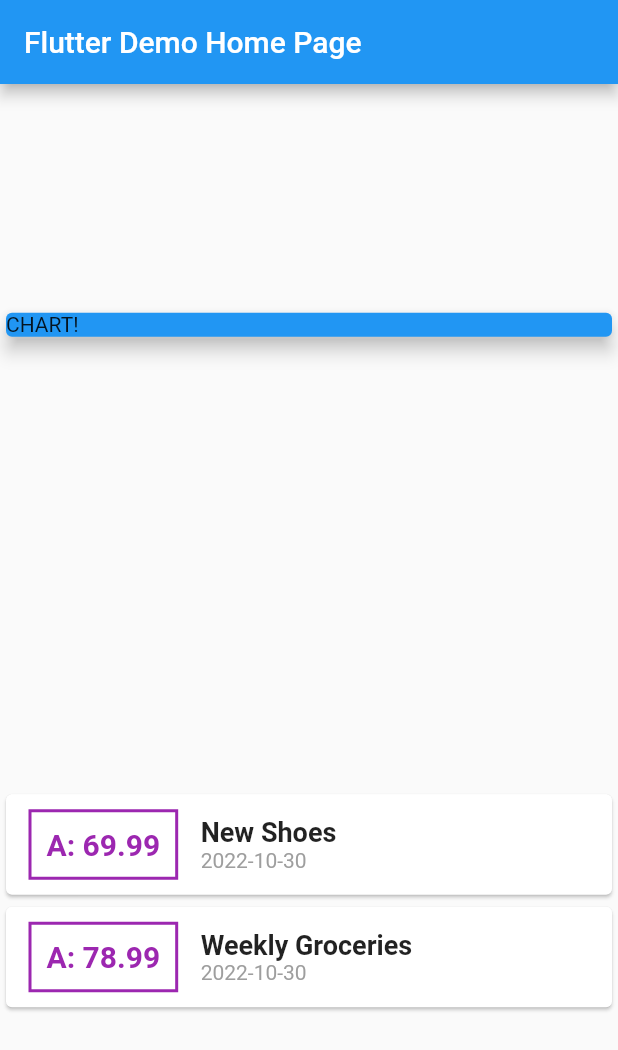
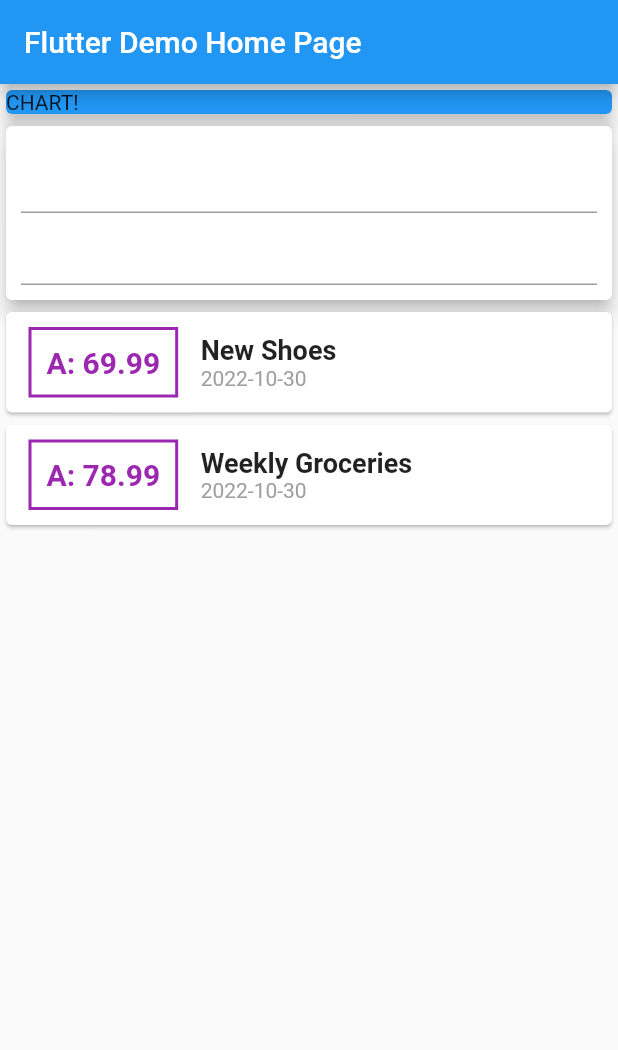
Before and after one commit to Z-kamili/Flutter_chart_app, a Flutter app: the screen it shows after launch, on a phone screen of 412 x 824 dp. Shown: the top 1050 px of the screen. Run offline on Flutter 3.47's test engine with Material 2 defaults, Android fonts, the phone set to English and light mode, and no system bars.

Commit message:
add textfield

```diff
--- a/lib/main.dart
+++ b/lib/main.dart
@@ -61,7 +61,7 @@ class _MyHomePageState extends State<MyHomePage> {
         title: Text(widget.title),
       ),
       body: Column(
-            mainAxisAlignment: MainAxisAlignment.spaceAround,
+            // mainAxisAlignment: MainAxisAlignment.spaceAround,
             crossAxisAlignment: CrossAxisAlignment.stretch,
             children: <Widget> [
             Container(
@@ -72,6 +72,18 @@ class _MyHomePageState extends State<MyHomePage> {
                   elevation : 5,
                ),
             ),
+            Card(
+              elevation: 5,
+              child:Container(
+                padding: EdgeInsets.all(10),
+                child:Column(
+                  children: <Widget>[
+                       TextField(),
+                       TextField(),
+                    ],
+                  ),
+              )
+          ),
            Column(
             children: transaction.map((tx) {
               return Card(
```
